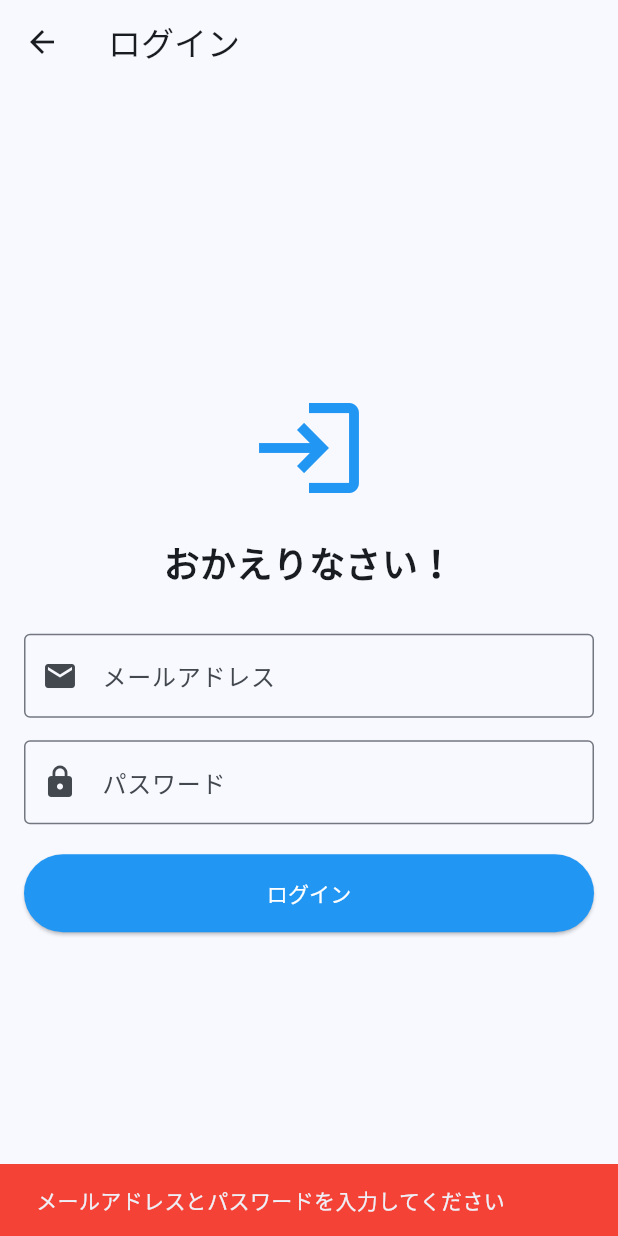
After one commit to tsujioka0827/ai_image_diary, a Flutter app: the LoginScreen screen opened directly, after a tap on "ログイン", on a phone screen of 412 x 824 dp. The commit adds this screen. Run offline on Flutter 3.47's test engine with Material 3 defaults, Android fonts, the light colour scheme and no system bars; our stand-ins replace flutter_dotenv; missing offline and left inert: amplify_auth_cognito, amplify_flutter.

Commit message:
feat: ログイン画面の作成とリファクタリング完了

```diff
--- a/lib/main.dart
+++ b/lib/main.dart
@@ -3,6 +3,7 @@ import 'package:flutter/material.dart';
 import 'package:flutter_dotenv/flutter_dotenv.dart';
 import 'package:amplify_flutter/amplify_flutter.dart';
 import 'package:amplify_auth_cognito/amplify_auth_cognito.dart';
+import 'screens/login_screen.dart';
 
 Future<void> main() async {
   WidgetsFlutterBinding.ensureInitialized();
@@ -91,7 +92,7 @@ class _MyAppState extends State<MyApp> {
         useMaterial3: true,
       ),
       home: _isAmplifyConfigured
-          ? const SignUpScreen()
+          ? const LoginScreen()
           : Scaffold(
               body: Center(
                 child: _errorMsg.isEmpty
--- /dev/null
+++ b/lib/screens/login_screen.dart
@@ -0,0 +1,117 @@
+import 'package:flutter/material.dart';
+import 'package:amplify_flutter/amplify_flutter.dart';
+import 'package:amplify_auth_cognito/amplify_auth_cognito.dart';
+
+class LoginScreen extends StatefulWidget {
+  const LoginScreen({super.key});
+
+  @override
+  State<LoginScreen> createState() => _LoginScreenState();
+}
+
+class _LoginScreenState extends State<LoginScreen> {
+  // 入力された文字を監視する係
+  final _emailController = TextEditingController();
+  final _passwordController = TextEditingController();
+
+  // ログイン処理
+  Future<void> _signIn() async {
+    final email = _emailController.text.trim();
+    final password = _passwordController.text.trim();
+
+    if (email.isEmpty || password.isEmpty) {
+      _showError("メールアドレスとパスワードを入力してください");
+      return;
+    }
+
+    try {
+      // AWSに「ログインさせて！」とお願いする
+      final result = await Amplify.Auth.signIn(
+        username: email,
+        password: password,
+      );
+
+      if (result.isSignedIn) {
+        // ログイン成功！
+        if (mounted) {
+          ScaffoldMessenger.of(context).showSnackBar(
+            const SnackBar(
+                content: Text('ログイン成功！'), backgroundColor: Colors.green),
+          );
+          // ※画面移動はあとで実装します
+        }
+      }
+    } on AuthException catch (e) {
+      _showError('ログインエラー: ${e.message}');
+    } catch (e) {
+      _showError('予期せぬエラー: $e');
+    }
+  }
+
+  void _showError(String message) {
+    if (mounted) {
+      ScaffoldMessenger.of(context).showSnackBar(
+        SnackBar(content: Text(message), backgroundColor: Colors.red),
+      );
+    }
+  }
+
+  @override
+  Widget build(BuildContext context) {
+    return Scaffold(
+      appBar: AppBar(title: const Text('ログイン')),
+      body: Padding(
+        padding: const EdgeInsets.all(16.0),
+        child: Center(
+          child: Column(
+            mainAxisAlignment: MainAxisAlignment.center,
+            children: [
+              const Icon(Icons.login, size: 80, color: Colors.blue),
+              const SizedBox(height: 20),
+              const Text('おかえりなさい！',
+                  style: TextStyle(fontSize: 24, fontWeight: FontWeight.bold)),
+              const SizedBox(height: 30),
+
+              // メールアドレス入力欄
+              TextField(
+                controller: _emailController,
+                decoration: const InputDecoration(
+                  labelText: 'メールアドレス',
+                  border: OutlineInputBorder(),
+                  prefixIcon: Icon(Icons.email),
+                ),
+              ),
+              const SizedBox(height: 15),
+
+              // パスワード入力欄
+              TextField(
+                controller: _passwordController,
+                obscureText: true, // パスワードを隠す
+                decoration: const InputDecoration(
+                  labelText: 'パスワード',
+                  border: OutlineInputBorder(),
+                  prefixIcon: Icon(Icons.lock),
+                ),
+              ),
+              const SizedBox(height: 20),
+
+              // ログインボタン
+              SizedBox(
+                width: double.infinity,
+                child: ElevatedButton(
+                  onPressed: _signIn,
+                  style: ElevatedButton.styleFrom(
+                    padding: const EdgeInsets.all(16),
+                    backgroundColor: Colors.blue,
+                    foregroundColor: Colors.white,
+                  ),
+                  child: const Text('ログイン'),
+                ),
+              ),
+            ],
+          ),
+        ),
+      ),
+    );
+  }
+}
```
Also changed, not shown: lib/screens/signup_screen.dart (added).
